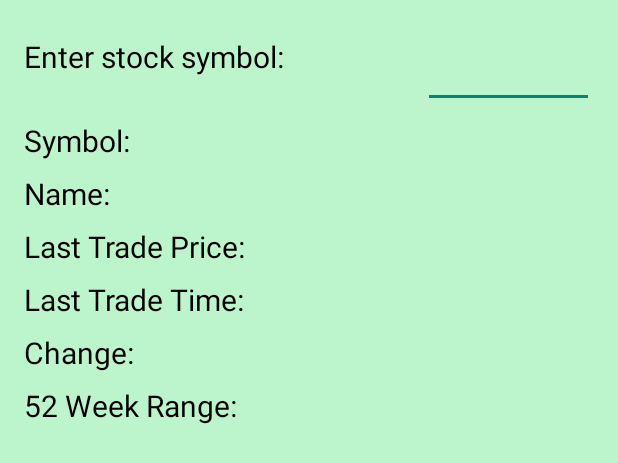
After one commit to ClaytonTurner/Android-Projects, an Android app: the layout activity_main_portrait.xml on its own in the app's theme, with its tools: preview values and no code run, on a phone screen of 412 x 824 dp. The commit adds this screen. Shown: the top 463 px of the screen. Run offline under Robolectric (Android 15) with nearby library versions, the phone set to English and light mode, and no system bars.

Commit message:
finishing touches

```diff
--- /dev/null
+++ b/StockQuotes/app/src/main/res/layout/activity_main_portrait.xml
@@ -0,0 +1,186 @@
+<LinearLayout
+    xmlns:android="http://schemas.android.com/apk/res/android"
+    xmlns:tools="http://schemas.android.com/tools"
+    android:orientation="vertical"
+    android:layout_width="match_parent"
+    android:layout_height="match_parent"
+    android:paddingLeft="@dimen/activity_horizontal_margin"
+    android:paddingRight="@dimen/activity_horizontal_margin"
+    android:paddingTop="@dimen/activity_vertical_margin"
+    android:paddingBottom="@dimen/activity_vertical_margin"
+    android:background="@color/bgColor"
+    tools:context=".MainActivity">
+
+        <LinearLayout
+            android:orientation="horizontal"
+            android:layout_width="match_parent"
+            android:layout_height="wrap_content"
+            android:layout_marginTop="@dimen/layout_margin_top"
+            >
+
+            <TextView
+                android:layout_width="wrap_content"
+                android:layout_height="wrap_content"
+                android:text="@string/stock_prompt"
+                android:id="@+id/stock_prompt"
+                android:layout_gravity="center_horizontal"
+                android:layout_weight="1"
+                android:textColor="@color/textColor"
+                android:textSize="@dimen/textSize" />
+            <EditText
+                android:layout_width="wrap_content"
+                android:layout_height="wrap_content"
+                android:text=""
+                android:id="@+id/stock_prompt_edit_text"
+                android:layout_gravity="center_horizontal"
+                android:layout_weight="1"
+                android:inputType="textCapCharacters"
+                android:textStyle="bold"
+                android:textColor="@color/textColor"
+                android:textSize="@dimen/textSize" />
+        </LinearLayout>
+
+        <LinearLayout
+            android:orientation="horizontal"
+            android:layout_width="match_parent"
+            android:layout_height="wrap_content"
+            android:layout_marginTop="@dimen/layout_margin_top">
+
+            <TextView
+                android:layout_width="wrap_content"
+                android:layout_height="wrap_content"
+                android:text="@string/symbol"
+                android:id="@+id/symbol"
+                android:layout_gravity="center_horizontal"
+                android:textColor="@color/textColor"
+                android:textSize="@dimen/textSize" />
+            <TextView
+                android:layout_width="wrap_content"
+                android:layout_height="wrap_content"
+                android:text=""
+                android:id="@+id/symbol_result"
+                android:layout_gravity="center_horizontal"
+                android:textColor="@color/textColor"
+                android:textSize="@dimen/textSize" />
+        </LinearLayout>
+
+        <LinearLayout
+            android:orientation="horizontal"
+            android:layout_width="match_parent"
+            android:layout_height="wrap_content"
+            android:layout_marginTop="@dimen/layout_margin_top">
+
+            <TextView
+                android:layout_width="wrap_content"
+                android:layout_height="wrap_content"
+                android:text="@string/name"
+                android:id="@+id/name"
+                android:layout_gravity="center_horizontal"
+                android:textColor="@color/textColor"
+                android:textSize="@dimen/textSize" />
+            <TextView
+                android:layout_width="wrap_content"
+                android:layout_height="wrap_content"
+                android:text=""
+                android:id="@+id/name_result"
+                android:layout_gravity="center_horizontal"
+                android:textColor="@color/textColor"
+                android:textSize="@dimen/textSize" />
+        </LinearLayout>
+
+        <LinearLayout
+            android:orientation="horizontal"
+            android:layout_width="match_parent"
+            android:layout_height="wrap_content"
+            android:layout_marginTop="@dimen/layout_margin_top">
+
+            <TextView
+                android:layout_width="wrap_content"
+                android:layout_height="wrap_content"
+                android:text="@string/lastTradePrice"
+                android:id="@+id/lastTradePrice"
+                android:layout_gravity="center_horizontal"
+                android:textColor="@color/textColor"
+                android:textSize="@dimen/textSize" />
+            <TextView
+                android:layout_width="wrap_content"
+                android:layout_height="wrap_content"
+                android:text=""
+                android:id="@+id/lastTradePrice_result"
+                android:layout_gravity="center_horizontal"
+                android:textColor="@color/textColor"
+                android:textSize="@dimen/textSize" />
+        </LinearLayout>
+
+        <LinearLayout
+            android:orientation="horizontal"
+            android:layout_width="match_parent"
+            android:layout_height="wrap_content"
+            android:layout_marginTop="@dimen/layout_margin_top">
+
+            <TextView
+                android:layout_width="wrap_content"
+                android:layout_height="wrap_content"
+                android:text="@string/lastTradeTime"
+                android:id="@+id/lastTradeTime"
+                android:layout_gravity="center_horizontal"
+                android:textColor="@color/textColor"
+                android:textSize="@dimen/textSize" />
+            <TextView
+                android:layout_width="wrap_content"
+                android:layout_height="wrap_content"
+                android:text=""
+                android:id="@+id/lastTradeTime_result"
+                android:layout_gravity="center_horizontal"
+                android:textColor="@color/textColor"
+                android:textSize="@dimen/textSize" />
+        </LinearLayout>
+
+        <LinearLayout
+            android:orientation="horizontal"
+            android:layout_width="match_parent"
+            android:layout_height="wrap_content"
+            android:layout_marginTop="@dimen/layout_margin_top">
+
+            <TextView
+                android:layout_width="wrap_content"
+                android:layout_height="wrap_content"
+                android:text="@string/change"
+                android:id="@+id/change"
+                android:layout_gravity="center_horizontal"
+                android:textColor="@color/textColor"
+                android:textSize="@dimen/textSize" />
+            <TextView
+                android:layout_width="wrap_content"
+                android:layout_height="wrap_content"
+                android:text=""
+                android:id="@+id/change_result"
+                android:layout_gravity="center_horizontal"
+                android:textColor="@color/textColor"
+                android:textSize="@dimen/textSize" />
+        </LinearLayout>
+
+        <LinearLayout
+            android:orientation="horizontal"
+            android:layout_width="match_parent"
+            android:layout_height="wrap_content"
+            android:layout_marginTop="@dimen/layout_margin_top">
+
+            <TextView
+                android:layout_width="wrap_content"
+                android:layout_height="wrap_content"
+                android:text="@string/yearRange"
+                android:id="@+id/yearRange"
+                android:layout_gravity="center_horizontal"
+                android:textColor="@color/textColor"
+                android:textSize="@dimen/textSize" />
+            <TextView
+                android:layout_width="wrap_content"
+                android:layout_height="wrap_content"
+                android:text=""
+                android:id="@+id/yearRange_result"
+                android:layout_gravity="center_horizontal"
+                android:textColor="@color/textColor"
+                android:textSize="@dimen/textSize" />
+        </LinearLayout>
+    </LinearLayout>
--- /dev/null
+++ b/StockQuotes/app/src/main/res/values-land/layouts.xml
@@ -0,0 +1,4 @@
+<?xml version="1.0" encoding="utf-8"?>
+<resources>
+    <item type="bool" name="is_portrait">false</item>
+</resources>
--- /dev/null
+++ b/StockQuotes/app/src/main/res/values-port/layouts.xml
@@ -0,0 +1,4 @@
+<?xml version="1.0" encoding="utf-8"?>
+<resources>
+    <item type="bool" name="is_portrait">true</item>
+</resources>
```
Also changed, not shown: StockQuotes/app/src/main/java/com/android/claytonturner/stockquotes/MainActivity.java (+64 -23 lines), StockQuotes/app/src/main/java/com/android/claytonturner/stockquotes/Stock.java (+8 -1 lines), StockQuotes/app/src/main/res/layout/activity_main_landscape.xml (renamed from StockQuotes/app/src/main/res/layout/activity_main.xml).
